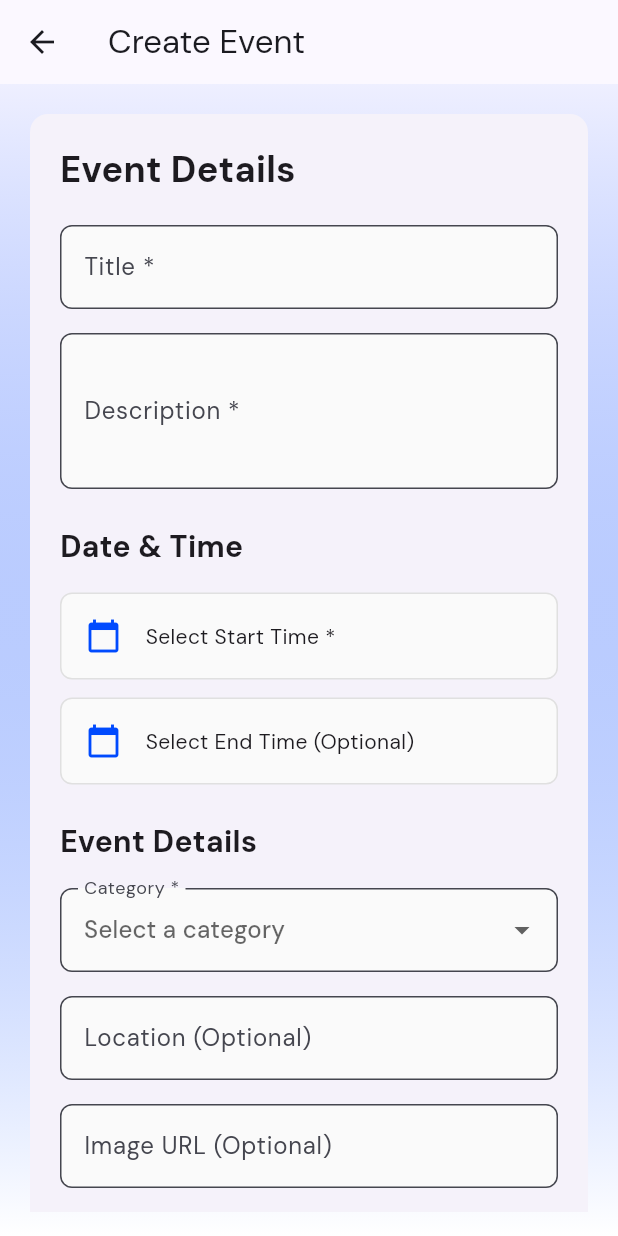
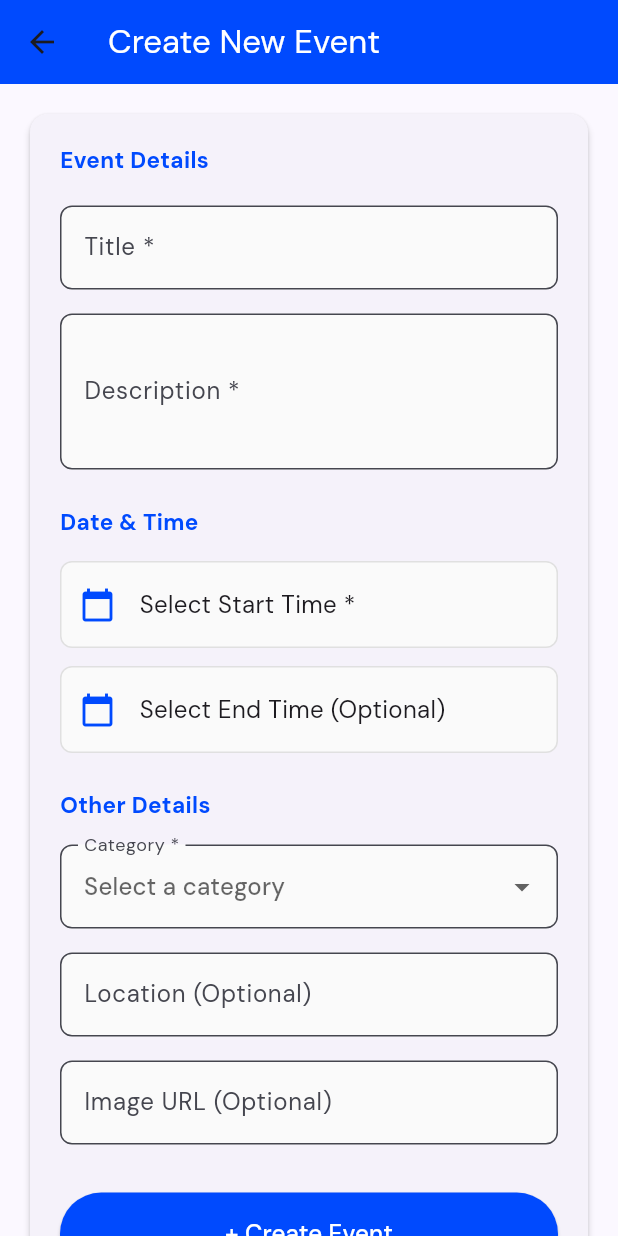
Before and after one commit to F6PBP/eventyog-mobile, a Flutter app: the EventFormPage screen opened directly, on a phone screen of 412 x 824 dp. Run offline on Flutter 3.47's test engine with Material 3 defaults, Android fonts, the phone set to English and light mode, and no system bars; our stand-ins replace carousel_slider, dio, flutter_dotenv, google_fonts, image_picker, multi_select_flutter; missing offline and left inert: pbp_django_auth.

Commit message:
refactor: event page

```diff
--- a/lib/pages/events/event_card.dart
+++ b/lib/pages/events/components/event_card.dart
@@ -1,7 +1,7 @@
 import 'package:flutter/material.dart';
 import 'package:pbp_django_auth/pbp_django_auth.dart';
 import 'package:provider/provider.dart';
-import 'package:eventyog_mobile/pages/events/event.dart';
+import 'package:eventyog_mobile/models/EventModel.dart';
 import 'package:eventyog_mobile/pages/events/event_detail.dart';
 
 class EventCard extends StatelessWidget {
@@ -159,7 +159,7 @@ class EventCard extends StatelessWidget {
                         event.fields.title,
                         style: const TextStyle(
                           color: Colors.white,
-                          fontSize: 16,
+                          fontSize: 14,
                           fontWeight: FontWeight.bold,
                         ),
                         maxLines: 2,
@@ -171,12 +171,12 @@ class EventCard extends StatelessWidget {
                           children: [
                             IconButton(
                               icon: const Icon(Icons.edit,
-                                  color: Colors.blue, size: 20),
+                                  color: Colors.white, size: 20),
                               onPressed: () => onEdit(event),
                             ),
                             IconButton(
-                              icon: const Icon(Icons.delete,
-                                  color: Colors.red, size: 20),
+                              icon: Icon(Icons.delete,
+                                  color: Colors.redAccent.shade200, size: 20),
                               onPressed: () => onDelete(event),
                             ),
                           ],
--- a/lib/pages/events/event_detail.dart
+++ b/lib/pages/events/event_detail.dart
@@ -2,8 +2,8 @@ import 'package:flutter/material.dart';
 import 'package:intl/intl.dart';
 import 'package:pbp_django_auth/pbp_django_auth.dart';
 import 'package:provider/provider.dart';
-import 'package:eventyog_mobile/pages/events/event.dart';
-import 'package:eventyog_mobile/pages/events/rating_page.dart';
+import 'package:eventyog_mobile/models/EventModel.dart';
+import 'package:eventyog_mobile/pages/events/event_rating_page.dart';
 
 class EventDetailPage extends StatefulWidget {
   final Event event;
--- a/lib/pages/events/event_edit_page.dart
+++ b/lib/pages/events/event_edit_page.dart
@@ -1,5 +1,5 @@
 import 'dart:convert';
-import 'package:eventyog_mobile/pages/events/event.dart';
+import 'package:eventyog_mobile/models/EventModel.dart';
 import 'package:flutter/material.dart';
 import 'package:intl/intl.dart';
 import 'package:pbp_django_auth/pbp_django_auth.dart';
--- a/lib/pages/events/event_form_page.dart
+++ b/lib/pages/events/event_form_page.dart
@@ -53,6 +53,9 @@ class _EventFormPageState extends State<EventFormPage> {
   };
 
   Future<void> createEvent() async {
+    setState(() {
+      isLoading = true;
+    });
     try {
       final request = context.read<CookieRequest>();
       final dio = Dio();
@@ -64,16 +67,13 @@ class _EventFormPageState extends State<EventFormPage> {
         'category': categoryMap[category],
       };
 
-      // Tambahkan end_time jika ada
       if (endTime != null) {
-        // Validasi end_time harus setelah start_time
         if (endTime!.isBefore(startTime!)) {
           throw Exception('Event ends before it starts');
         }
         eventData['end_time'] = endTime!.toIso8601String();
       }
 
-      // Validasi dan tambahkan image_urls jika ada
       if (imageUrl != null && imageUrl!.isNotEmpty) {
         if (!imageUrl!.toLowerCase().endsWith('.jpg') &&
             !imageUrl!.toLowerCase().endsWith('.jpeg') &&
@@ -83,12 +83,10 @@ class _EventFormPageState extends State<EventFormPage> {
         eventData['image_urls'] = imageUrl;
       }
 
-      // Tambahkan location jika ada
       if (location != null && location!.isNotEmpty) {
         eventData['location'] = location;
       }
 
-      // Ambil cookies dari CookieRequest
       final cookies = request.cookies;
 
       final response = await dio.post(
@@ -97,7 +95,7 @@ class _EventFormPageState extends State<EventFormPage> {
         options: Options(
           headers: {
             'Content-Type': 'application/json',
-            'Cookie': cookies, // Sertakan cookies untuk autentikasi
+            'Cookie': cookies,
             'X-Requested-With': 'XMLHttpRequest'
           },
         ),
@@ -119,6 +117,10 @@ class _EventFormPageState extends State<EventFormPage> {
           SnackBar(content: Text('Error: ${e.toString()}')),
         );
       }
+    } finally {
+      setState(() {
+        isLoading = false;
+      });
     }
   }
 
@@ -160,27 +162,18 @@ class _EventFormPageState extends State<EventFormPage> {
   Widget build(BuildContext context) {
     return Scaffold(
       appBar: AppBar(
-        title: Text('Create Event'),
-        elevation: 0,
+        title: const Text('Create New Event',
+            style: TextStyle(color: Colors.white)),
+        backgroundColor: Theme.of(context).colorScheme.primary,
       ),
-      body: Container(
-        decoration: BoxDecoration(
-          gradient: LinearGradient(
-            begin: Alignment.topCenter,
-            end: Alignment.bottomCenter,
-            colors: [
-              Theme.of(context).primaryColor.withOpacity(0.05),
-              Colors.white,
-            ],
-          ),
-        ),
-        child: Padding(
-          padding: const EdgeInsets.all(16.0),
-          child: Form(
+      body: Stack(
+        children: [
+          Form(
             key: _formKey,
             child: SingleChildScrollView(
+              padding: const EdgeInsets.all(16.0),
               child: Card(
-                elevation: 0,
+                elevation: 2,
                 shape: RoundedRectangleBorder(
                   borderRadius: BorderRadius.circular(12),
                 ),
@@ -189,27 +182,52 @@ class _EventFormPageState extends State<EventFormPage> {
                   child: Column(
                     crossAxisAlignment: CrossAxisAlignment.start,
                     children: <Widget>[
-                      // Event Details Section
-                      const Text(
-                        'Event Details',
+                      SectionTitle('Event Details'),
+                      const SizedBox(height: 20),
+                      _buildTitleField(),
+                      const SizedBox(height: 16),
+                      _buildDescriptionField(),
+                      const SizedBox(height: 24),
+                      SectionTitle('Date & Time'),
+                      const SizedBox(height: 16),
+                      _buildDateTimePicker(true),
+                      const SizedBox(height: 12),
+                      _buildDateTimePicker(false),
+                      const SizedBox(height: 24),
+                      SectionTitle('Other Details'),
+                      const SizedBox(height: 16),
+                      _buildCategoryDropdown(),
+                      const SizedBox(height: 16),
+                      _buildLocationField(),
+                      const SizedBox(height: 16),
+                      _buildImageUrlField(),
+                      const SizedBox(height: 32),
+                      _buildSubmitButton(),
+                      const SizedBox(height: 16),
+                      Align(
+                        alignment: Alignment.centerLeft,
+                        child: Text(
+                          '* Required fields',
                           style: TextStyle(
-                          fontSize: 24,
-                          fontWeight: FontWeight.bold,
+                            fontSize: 12,
+                            color: Colors.grey.shade600,
                           ),
                         ),
-                      const SizedBox(height: 20),
+                      ),
+                    ],
+                  ),
+                ),
+              ),
+            ),
+          ),
+        ],
+      ),
+    );
+  }
 
-                      // Title Field
-                      TextFormField(
-                        decoration: InputDecoration(
-                          labelText: 'Title *',
-                          hintText: 'Enter event title',
-                          border: OutlineInputBorder(
-                            borderRadius: BorderRadius.circular(8),
-                          ),
-                          filled: true,
-                          fillColor: Colors.grey.shade50,
-                        ),
+  Widget _buildTitleField() {
+    return TextFormField(
+      decoration: _fieldDecoration('Title *', 'Enter event title'),
       onChanged: (value) => title = value,
       validator: (value) {
         if (value == null || value.isEmpty) {
@@ -217,21 +235,13 @@ class _EventFormPageState extends State<EventFormPage> {
         }
         return null;
       },
-                      ),
-                      const SizedBox(height: 16),
+    );
+  }
 
-                      // Description Field
-                      TextFormField(
+  Widget _buildDescriptionField() {
+    return TextFormField(
       maxLines: 3,
-                        decoration: InputDecoration(
-                          labelText: 'Description *',
-                          hintText: 'Enter event description',
-                          border: OutlineInputBorder(
-                            borderRadius: BorderRadius.circular(8),
-                          ),
-                          filled: true,
-                          fillColor: Colors.grey.shade50,
-                        ),
+      decoration: _fieldDecoration('Description *', 'Enter event description'),
       onChanged: (value) => description = value,
       validator: (value) {
         if (value == null || value.isEmpty) {
@@ -239,24 +249,26 @@ class _EventFormPageState extends State<EventFormPage> {
         }
         return null;
       },
+    );
+  }
+
+  InputDecoration _fieldDecoration(String label, String hint) {
+    return InputDecoration(
+      labelText: label,
+      hintText: hint,
+      border: OutlineInputBorder(
+        borderRadius: BorderRadius.circular(8),
       ),
-                      const SizedBox(height: 24),
+      filled: true,
+      fillColor: Colors.grey.shade50,
+    );
+  }
 
-                      // Date & Time Section
-                      const Text(
-                        'Date & Time',
-                        style: TextStyle(
-                          fontSize: 20,
-                          fontWeight: FontWeight.bold,
-                        ),
-                      ),
-                      const SizedBox(height: 16),
-
-                      // Start Time
-                      InkWell(
-                        onTap: () => _selectDateTime(context, true),
+  Widget _buildDateTimePicker(bool isStartTime) {
+    return InkWell(
+      onTap: () => _selectDateTime(context, isStartTime),
       child: Container(
-                          padding: const EdgeInsets.all(16),
+        padding: const EdgeInsets.symmetric(vertical: 16.0, horizontal: 12.0),
         decoration: BoxDecoration(
           border: Border.all(color: Colors.grey.shade300),
           borderRadius: BorderRadius.circular(8),
@@ -264,76 +276,35 @@ class _EventFormPageState extends State<EventFormPage> {
         ),
         child: Row(
           children: [
-                              Icon(Icons.calendar_today,
-                                  color: Theme.of(context).primaryColor),
+            Icon(Icons.calendar_today, color: Theme.of(context).primaryColor),
             const SizedBox(width: 16),
             Expanded(
-                                child: Text(
+              child: isStartTime
+                  ? Text(
                       startTime != null
                           ? 'Starts: ${DateFormat('MMM dd, yyyy HH:mm').format(startTime!)}'
                           : 'Select Start Time *',
+                      style: TextStyle(fontSize: 16))
+                  : Text(
+                      endTime != null
+                          ? 'Ends: ${DateFormat('MMM dd, yyyy HH:mm').format(endTime!)}'
+                          : 'Select End Time (Optional)',
+                      style: TextStyle(fontSize: 16)),
             ),
+            if (endTime != null && !isStartTime)
+              IconButton(
+                icon: const Icon(Icons.clear),
+                onPressed: () => setState(() => endTime = null),
               ),
           ],
         ),
       ),
-                      ),
-                      const SizedBox(height: 12),
+    );
+  }
 
-                      // End Time
-                      InkWell(
-                        onTap: () => _selectDateTime(context, false),
-                        child: Container(
-                          padding: const EdgeInsets.all(16),
-                          decoration: BoxDecoration(
-                            border: Border.all(color: Colors.grey.shade300),
-                            borderRadius: BorderRadius.circular(8),
-                            color: Colors.grey.shade50,
-                          ),
-                          child: Row(
-                            children: [
-                              Icon(Icons.calendar_today,
-                                  color: Theme.of(context).primaryColor),
-                              const SizedBox(width: 16),
-                              Expanded(
-                                child: Text(
-                                  endTime != null
-                                      ? 'Ends: ${DateFormat('MMM dd, yyyy HH:mm').format(endTime!)}'
-                                      : 'Select End Time (Optional)',
-                                ),
-                              ),
-                              if (endTime != null)
-                                IconButton(
-                                  icon: const Icon(Icons.clear),
-                                  onPressed: () =>
-                                      setState(() => endTime = null),
-                                ),
-                            ],
-                          ),
-                        ),
-                      ),
-                      const SizedBox(height: 24),
-
-                      // Event Details Section
-                      const Text(
-                        'Event Details',
-                        style: TextStyle(
-                          fontSize: 20,
-                          fontWeight: FontWeight.bold,
-                        ),
-                      ),
-                      const SizedBox(height: 16),
-
-                      // Category Dropdown
-                      DropdownButtonFormField<String>(
-                        decoration: InputDecoration(
-                          labelText: 'Category *',
-                          border: OutlineInputBorder(
-                            borderRadius: BorderRadius.circular(8),
-                          ),
-                          filled: true,
-                          fillColor: Colors.grey.shade50,
-                        ),
+  Widget _buildCategoryDropdown() {
+    return DropdownButtonFormField<String>(
+      decoration: _fieldDecoration('Category *', 'Select a category'),
       value: category,
       hint: const Text('Select a category'),
       items: categories.map((String cat) {
@@ -349,36 +320,22 @@ class _EventFormPageState extends State<EventFormPage> {
         }
         return null;
       },
-                      ),
-                      const SizedBox(height: 16),
+    );
+  }
 
-                      // Location Field
-                      TextFormField(
-                        decoration: InputDecoration(
-                          labelText: 'Location (Optional)',
-                          hintText: 'Enter event location',
-                          border: OutlineInputBorder(
-                            borderRadius: BorderRadius.circular(8),
-                          ),
-                          filled: true,
-                          fillColor: Colors.grey.shade50,
-                        ),
-                        onChanged: (value) => setState(
-                            () => location = value.isEmpty ? null : value),
-                      ),
-                      const SizedBox(height: 16),
+  Widget _buildLocationField() {
+    return TextFormField(
+      decoration:
+          _fieldDecoration('Location (Optional)', 'Enter event location'),
+      onChanged: (value) =>
+          setState(() => location = value.isEmpty ? null : value),
+    );
+  }
 
-                      // Image URL Field
-                      TextFormField(
-                        decoration: InputDecoration(
-                          labelText: 'Image URL (Optional)',
-                          hintText: 'Enter image URL (.jpg, .jpeg, .png)',
-                          border: OutlineInputBorder(
-                            borderRadius: BorderRadius.circular(8),
-                          ),
-                          filled: true,
-                          fillColor: Colors.grey.shade50,
-                        ),
+  Widget _buildImageUrlField() {
+    return TextFormField(
+      decoration: _fieldDecoration(
+          'Image URL (Optional)', 'Enter image URL (.jpg, .jpeg, .png)'),
       onChanged: (value) => setState(() => imageUrl = value),
       validator: (value) {
         if (value != null && value.isNotEmpty) {
@@ -390,25 +347,20 @@ class _EventFormPageState extends State<EventFormPage> {
         }
         return null;
       },
-                      ),
-                      const SizedBox(height: 24),
+    );
+  }
 
-                      // Submit Button
-                      Container(
+  Widget _buildSubmitButton() {
+    return SizedBox(
       width: double.infinity,
-                        child: Column(
-                          children: [
-                            ElevatedButton(
+      child: ElevatedButton(
         onPressed: isLoading
             ? null
             : () {
                 if (_formKey.currentState!.validate()) {
                   if (startTime == null) {
-                                          ScaffoldMessenger.of(context)
-                                              .showSnackBar(
-                                            const SnackBar(
-                                                content: Text(
-                                                    'Start time is required')),
+                    ScaffoldMessenger.of(context).showSnackBar(
+                      const SnackBar(content: Text('Start time is required')),
                     );
                     return;
                   }
@@ -416,39 +368,34 @@ class _EventFormPageState extends State<EventFormPage> {
                 }
               },
         style: ElevatedButton.styleFrom(
-                                padding:
-                                    const EdgeInsets.symmetric(vertical: 16),
-                                shape: RoundedRectangleBorder(
-                                  borderRadius: BorderRadius.circular(8),
-                                ),
+          minimumSize: const Size(double.infinity, 50),
+          backgroundColor: Theme.of(context).colorScheme.primary,
+          padding: const EdgeInsets.symmetric(vertical: 16.0),
         ),
         child: isLoading
-                                  ? const CircularProgressIndicator(
-                                      color: Colors.white)
+            ? const CircularProgressIndicator(color: Colors.white)
             : const Text(
-                                      'Create Event',
-                                      style: TextStyle(fontSize: 16),
-                                    ),
-                            ),
-                            const SizedBox(height: 8),
-                            Text(
-                              '* Required fields',
-                              style: TextStyle(
-                                fontSize: 12,
-                                color: Colors.grey.shade600,
-                              ),
-                            ),
-                          ],
-                        ),
-                      ),
-                    ],
-                  ),
-                ),
-              ),
-            ),
-          ),
+                '+ Create Event',
+                style: TextStyle(fontSize: 16, color: Colors.white),
               ),
       ),
     );
   }
 }
+
+class SectionTitle extends StatelessWidget {
+  final String text;
+  const SectionTitle(this.text, {Key? key}) : super(key: key);
+
+  @override
+  Widget build(BuildContext context) {
+    return Text(
+      text,
+      style: TextStyle(
+        fontSize: 15,
+        fontWeight: FontWeight.bold,
+        color: Theme.of(context).primaryColor,
+      ),
+    );
+  }
+}
--- a/lib/pages/events/event_list_page.dart
+++ b/lib/pages/events/event_list_page.dart
@@ -1,12 +1,13 @@
-import 'package:eventyog_mobile/pages/events/event_card.dart';
-import 'package:eventyog_mobile/pages/events/event_seatch_bar.dart';
+import 'package:eventyog_mobile/pages/events/components/event_card.dart';
+import 'package:eventyog_mobile/pages/events/components/event_search_bar.dart';
 import 'package:eventyog_mobile/widgets/BottomNavbar.dart';
 import 'package:flutter/material.dart';
 import 'package:pbp_django_auth/pbp_django_auth.dart';
 import 'package:provider/provider.dart';
-import 'event.dart';
+
+import '../../models/EventModel.dart';
+import 'event_edit_page.dart';
 import 'event_form_page.dart';
-import 'event_edit_page.dart';
 
 void main() {
   runApp(const EventApp());
@@ -189,8 +190,7 @@ class _EventListPageState extends State<EventListPage> {
       bottomNavigationBar: AnimatedBottomNavigationBar(
         currentIndex: 1,
       ),
-      body: Center(
-        child: SingleChildScrollView(
+      body: SingleChildScrollView(
         padding: const EdgeInsets.all(16.0),
         child: Column(
           children: [
@@ -244,7 +244,6 @@ class _EventListPageState extends State<EventListPage> {
           ],
         ),
       ),
-      ),
     );
   }
 
--- /dev/null
+++ b/lib/widgets/AppBar.dart
@@ -0,0 +1,27 @@
+import 'package:flutter/material.dart';
+
+class CustomAppBar extends StatelessWidget {
+  final String title;
+  final bool isBackButton;
+  final void Function()? onBackButtonPressed;
+
+  CustomAppBar({
+    required this.title,
+    required this.isBackButton,
+    required this.onBackButtonPressed,
+  });
+
+  @override
+  Widget build(BuildContext context) {
+    return AppBar(
+      title: const Text('Add Post', style: TextStyle(color: Colors.white)),
+      backgroundColor: Theme.of(context).colorScheme.primary,
+      leading: isBackButton
+          ? IconButton(
+              icon: Icon(Icons.arrow_back),
+              onPressed: onBackButtonPressed,
+            )
+          : null,
+    );
+  }
+}
```
Also changed, not shown: lib/models/EventModel.dart (renamed from lib/pages/events/event.dart), lib/pages/events/components/event_search_bar.dart (renamed from lib/pages/events/event_seatch_bar.dart), lib/pages/events/event_rating_page.dart (renamed from lib/pages/events/rating_page.dart). Lines whose indentation alone changed are shown as unchanged.
